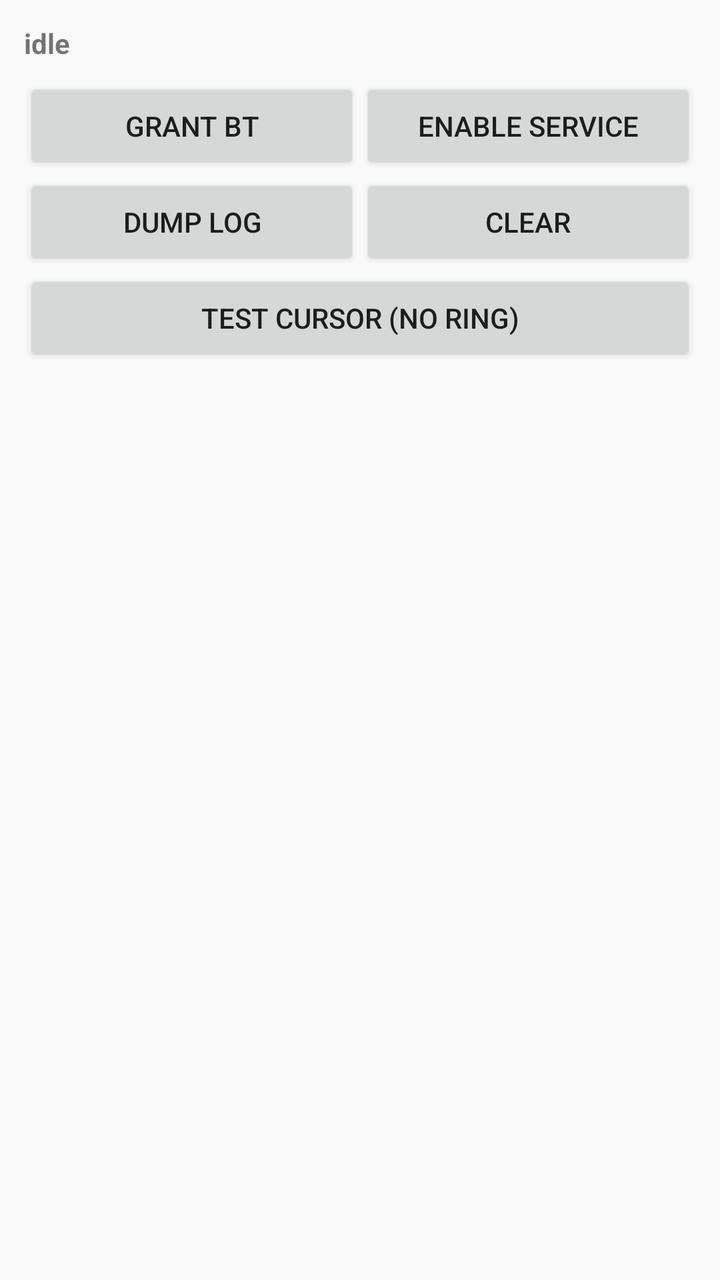
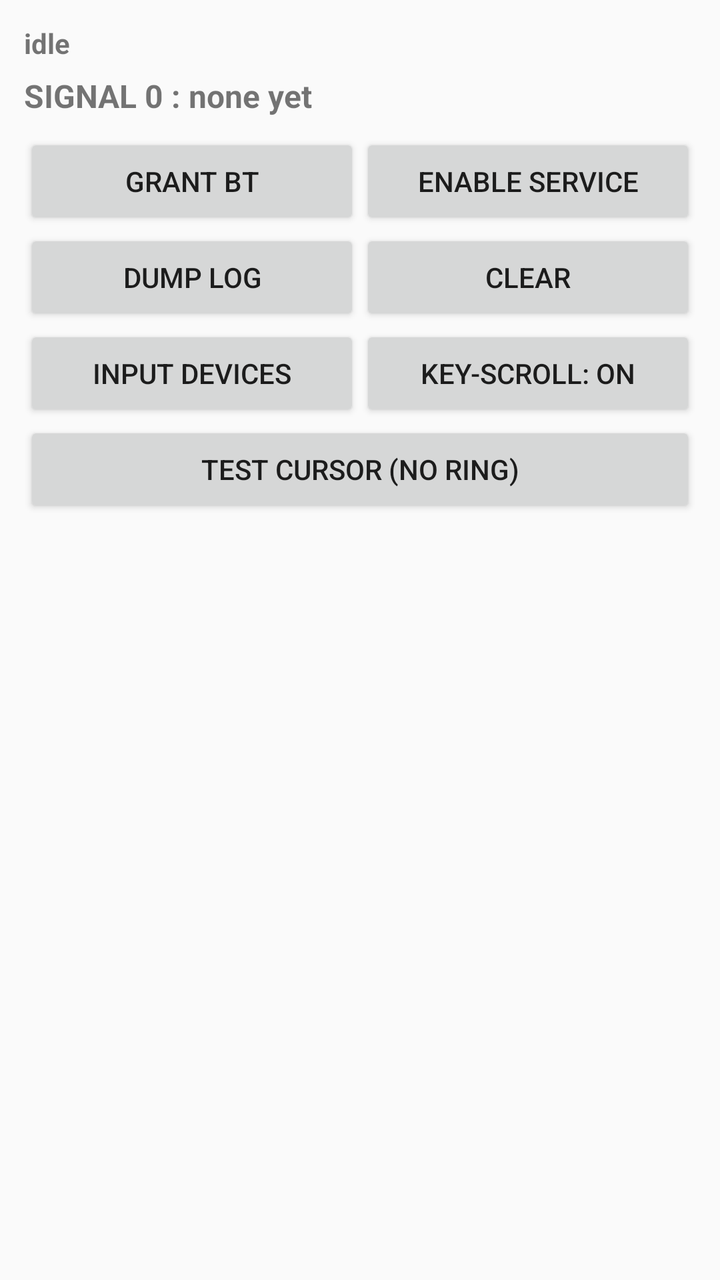

An Android layout rendered at two revisions. The XML below is the earlier revision; the diff shows what the commit changed to produce the second picture.
<!-- AndroidManifest.xml: application theme Theme.RingCursor -->
<!-- res/layout/activity_main.xml -->
<?xml version="1.0" encoding="utf-8"?>
<LinearLayout xmlns:android="http://schemas.android.com/apk/res/android"
    android:id="@+id/root"
    android:layout_width="match_parent"
    android:layout_height="match_parent"
    android:orientation="vertical"
    android:padding="12dp">

    <TextView
        android:id="@+id/status"
        android:layout_width="match_parent"
        android:layout_height="wrap_content"
        android:textStyle="bold"
        android:paddingBottom="8dp"
        android:text="idle" />

    <LinearLayout
        android:layout_width="match_parent"
        android:layout_height="wrap_content"
        android:orientation="horizontal">

        <Button
            android:id="@+id/btnPerms"
            android:layout_width="0dp"
            android:layout_weight="1"
            android:layout_height="wrap_content"
            android:text="Grant BT" />

        <Button
            android:id="@+id/btnA11y"
            android:layout_width="0dp"
            android:layout_weight="1"
            android:layout_height="wrap_content"
            android:text="Enable service" />
    </LinearLayout>

    <LinearLayout
        android:layout_width="match_parent"
        android:layout_height="wrap_content"
        android:orientation="horizontal">

        <Button
            android:id="@+id/btnDump"
            android:layout_width="0dp"
            android:layout_weight="1"
            android:layout_height="wrap_content"
            android:text="Dump log" />

        <Button
            android:id="@+id/btnClear"
            android:layout_width="0dp"
            android:layout_weight="1"
            android:layout_height="wrap_content"
            android:text="Clear" />
    </LinearLayout>

    <Button
        android:id="@+id/btnDemo"
        android:layout_width="match_parent"
        android:layout_height="wrap_content"
        android:text="Test cursor (no ring)" />

    <ScrollView
        android:id="@+id/scroll"
        android:layout_width="match_parent"
        android:layout_height="0dp"
        android:layout_weight="1">

        <TextView
            android:id="@+id/log"
            android:layout_width="match_parent"
            android:layout_height="wrap_content"
            android:fontFamily="monospace"
            android:textSize="10sp"
            android:typeface="monospace" />
    </ScrollView>
</LinearLayout>
<!-- resources referenced by this layout -->
<resources>
  <style name="Theme.RingCursor" parent="Theme.AppCompat.DayNight.DarkActionBar" />
</resources>

<!-- the commit's change to res/layout/activity_main.xml (unified diff, before → after) -->
@@ -11,8 +11,17 @@
         android:layout_width="match_parent"
         android:layout_height="wrap_content"
         android:textStyle="bold"
+        android:text="idle" />
+
+    <TextView
+        android:id="@+id/signal"
+        android:layout_width="match_parent"
+        android:layout_height="wrap_content"
+        android:textStyle="bold"
+        android:textSize="16sp"
+        android:paddingTop="6dp"
         android:paddingBottom="8dp"
-        android:text="idle" />
+        android:text="SIGNAL 0 : none yet" />
 
     <LinearLayout
         android:layout_width="match_parent"
@@ -54,6 +63,26 @@
             android:text="Clear" />
     </LinearLayout>
 
+    <LinearLayout
+        android:layout_width="match_parent"
+        android:layout_height="wrap_content"
+        android:orientation="horizontal">
+
+        <Button
+            android:id="@+id/btnDevices"
+            android:layout_width="0dp"
+            android:layout_weight="1"
+            android:layout_height="wrap_content"
+            android:text="Input devices" />
+
+        <Button
+            android:id="@+id/btnKeyScroll"
+            android:layout_width="0dp"
+            android:layout_weight="1"
+            android:layout_height="wrap_content"
+            android:text="Key-scroll: ON" />
+    </LinearLayout>
+
     <Button
         android:id="@+id/btnDemo"
         android:layout_width="match_parent"
